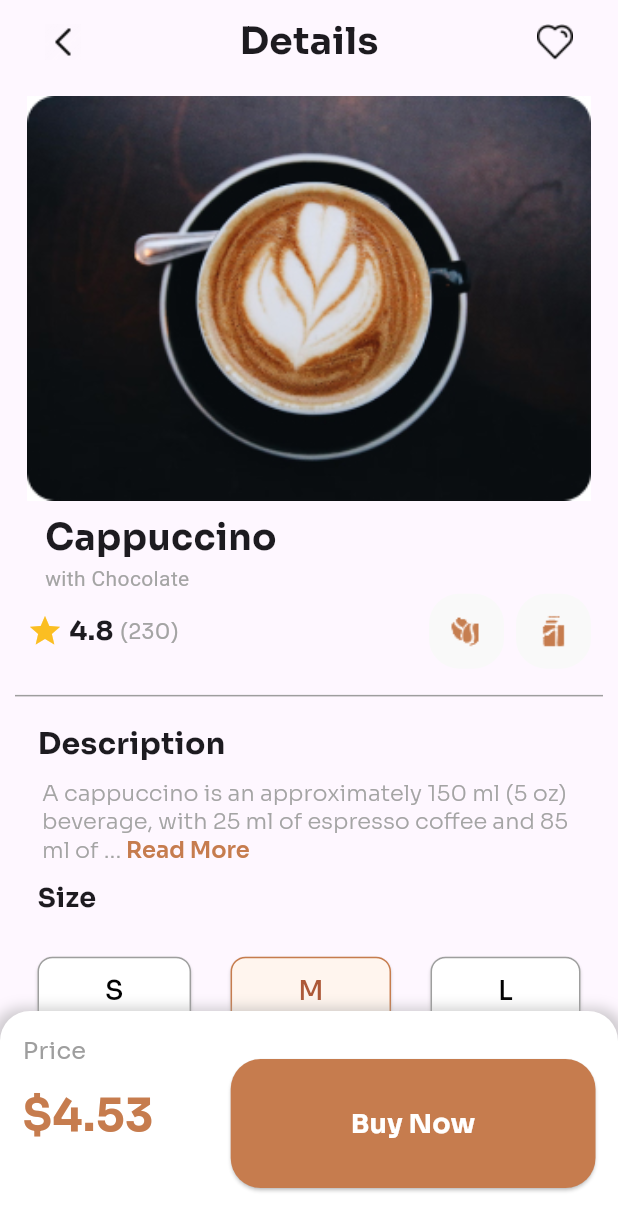
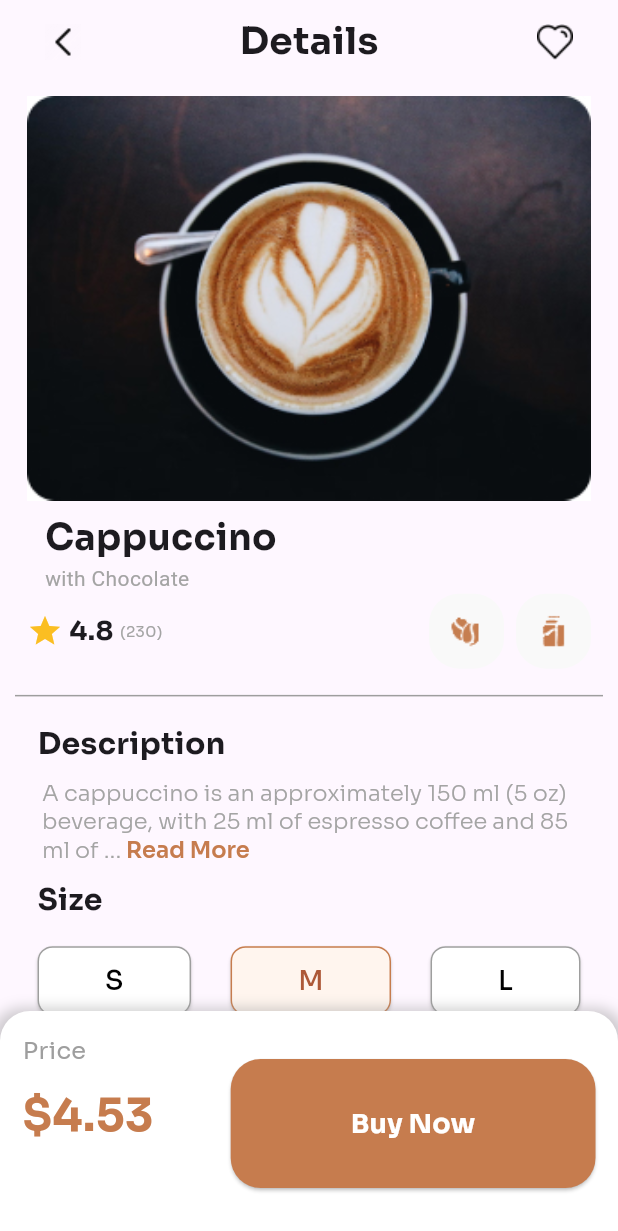
Before and after one commit to samokafor/Cappuccino, a Flutter app: the screen it shows after launch, on a phone screen of 412 x 824 dp. Shown: the top 1231 px of the screen. Run offline on Flutter 3.47's test engine with Material 3 defaults, Android fonts, the light colour scheme and no system bars; Roboto replaces fonts that are missing (Century Gothic).

Commit message:
Adjusted some fomt sizes and added the solution.md file

```diff
--- a/lib/main.dart
+++ b/lib/main.dart
@@ -74,7 +74,7 @@ class MyApp extends StatelessWidget {
                 color: Colors.grey.withOpacity(0.5),
                 spreadRadius: 5,
                 blurRadius: 7,
-                offset: const Offset(0, 3), // changes position of shadow
+                offset: const Offset(0, 3),
               ),
             ],
           ),
@@ -165,7 +165,6 @@ class ImageTitleSection extends StatelessWidget {
                 ),
                 textAlign: TextAlign.left,
               ),
-              //  const SizedBox(height: 5),
               Text(
                 content,
                 style: const TextStyle(
@@ -205,7 +204,9 @@ class RatingSection extends StatelessWidget {
                 )),
             Text('($numberOfRaters)',
                 style: const TextStyle(
-                    fontSize: 14, fontFamily: 'Sora', color: Color(0xFFA4A4A4))),
+                    fontSize: 10,
+                    fontFamily: 'Sora',
+                    color: Color(0xFFA4A4A4))),
           ],
         ),
         const Row(
@@ -241,9 +242,8 @@ class RatingImages extends StatelessWidget {
 }
 
 class DecsriptionSection extends StatelessWidget {
-  const DecsriptionSection({super.key,
-    required this.description,
-    required this.maxLength});
+  const DecsriptionSection(
+      {super.key, required this.description, required this.maxLength});
 
   final String description;
   final int maxLength;
@@ -275,7 +275,9 @@ class DecsriptionSection extends StatelessWidget {
                     text: TextSpan(
                       children: [
                         TextSpan(
-                          text: description.length > maxLength ? '${description.substring(0, maxLength)}...' : description,
+                          text: description.length > maxLength
+                              ? '${description.substring(0, maxLength)}...'
+                              : description,
                           style: const TextStyle(
                             fontSize: 15,
                             fontFamily: 'Sora',
@@ -299,7 +301,6 @@ class DecsriptionSection extends StatelessWidget {
                 ),
               ],
             ),
-
           ),
         )
       ]),
@@ -315,7 +316,7 @@ class SizeSection extends StatefulWidget {
 }
 
 class _SizeSectionState extends State<SizeSection> {
-  String selectedSize = 'M'; // Default selected size
+  String selectedSize = 'M';
 
   @override
   Widget build(BuildContext context) {
@@ -330,14 +331,14 @@ class _SizeSectionState extends State<SizeSection> {
                 'Size',
                 style: TextStyle(
                   fontWeight: FontWeight.bold,
-                  fontSize: 18,
+                  fontSize: 20,
                   fontFamily: 'Sora',
                 ),
               ),
             ),
           ],
         ),
-        const SizedBox(height: 10),
+        // const SizedBox(height: 0),
         Padding(
           padding: const EdgeInsets.all(15),
           child: Row(
@@ -392,15 +393,18 @@ class SizeChip extends StatelessWidget {
   final bool isSelected;
   final VoidCallback onPressed;
 
-
   @override
   Widget build(BuildContext context) {
     final borderColor = isSelected ? const Color(0xFFC67C4E) : Colors.grey;
     return ElevatedButton(
       onPressed: onPressed,
       style: ElevatedButton.styleFrom(
-        primary: isSelected ? const Color(0xFFFFF5EE) : Colors.white, // Change background color based on selection
-        onPrimary: isSelected ? const Color.fromARGB(255, 173, 89, 56) : Colors.black, // Change text color based on selection
+        primary: isSelected
+            ? const Color(0xFFFFF5EE)
+            : Colors.white,
+        onPrimary: isSelected
+            ? const Color.fromARGB(255, 173, 89, 56)
+            : Colors.black, // Change text color based on selection
         padding: const EdgeInsets.symmetric(vertical: 10, horizontal: 45),
         shape: RoundedRectangleBorder(
           borderRadius: BorderRadius.circular(10),
@@ -430,7 +434,7 @@ class PriceSection extends StatelessWidget {
         children: [
           Column(
             crossAxisAlignment: CrossAxisAlignment
-                .start, // Align text to the start (left) of the column
+                .start,
             children: [
               const Text(
                 'Price',
@@ -452,10 +456,9 @@ class PriceSection extends StatelessWidget {
             onPressed: () {},
             style: ElevatedButton.styleFrom(
               foregroundColor: Colors.white,
-              backgroundColor:
-              const Color(0xFFC67C4E), // Change text color
+              backgroundColor: const Color(0xFFC67C4E), // Change text color
               padding: const EdgeInsets.symmetric(
-                  vertical: 30, horizontal: 80), // Adjust padding
+                  vertical: 30, horizontal: 80),
               shape: RoundedRectangleBorder(
                 borderRadius: BorderRadius.circular(20),
               ),
```
Also changed, not shown: 1 other file. Lines whose indentation alone changed are shown as unchanged.
